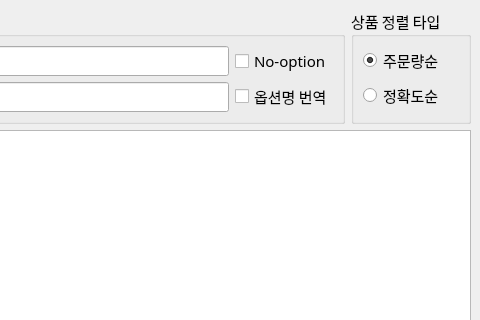
TomLee9903/TomLee9903, file AliExpressShoppingCrawller/driver/main_ui.ui: the form before one commit; both pictures show x 293 to 773 and y 0 to 320 of the 773 by 643 pixel window.
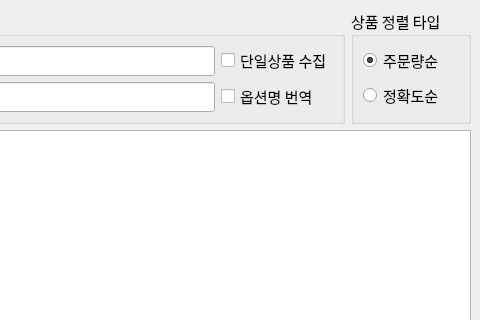
The form after the commit.

Commit message: [AliExpress] AliExpress 최적화 진행

```diff
--- a/AliExpressShoppingCrawller/driver/main_ui.ui
+++ b/AliExpressShoppingCrawller/driver/main_ui.ui
@@ -94,7 +94,7 @@
          <item row="0" column="2">
           <widget class="QCheckBox" name="no_option">
            <property name="text">
-            <string>No-option</string>
+            <string>단일상품 수집</string>
            </property>
           </widget>
          </item>
```
The commit also changes 1 other file.
